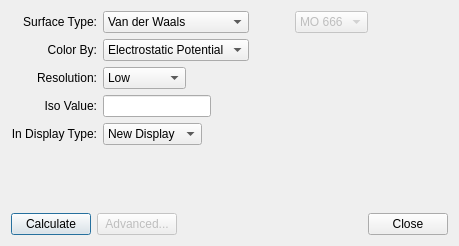
Above: libavogadro/src/extensions/surfacedialog.ui from cryos/avogadro before the change. Below: the same form after it.
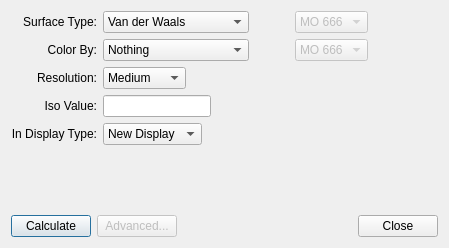
That is the form after the change.

Commit message:
The new, improved surface extension/dialog - simpler and more intuitive.
This is the first working version of the new, improved surface dialog.
Not everything is finished yet, and it is basically a rewrite of the
orbital extension/dialog. I think that most of the logic is in there
now, need to add a little more for color mapping cubes onto each other,
showing progress dialogs for mesh calculations and fixing a few
remaining crashers. It is much simpler and allows users to accomplish
calculations using a single form.

Diff of the .ui file:
```diff
--- a/libavogadro/src/extensions/surfacedialog.ui
+++ b/libavogadro/src/extensions/surfacedialog.ui
@@ -6,8 +6,8 @@
    <rect>
     <x>0</x>
     <y>0</y>
-    <width>459</width>
-    <height>246</height>
+    <width>449</width>
+    <height>248</height>
    </rect>
   </property>
   <property name="windowTitle">
@@ -115,6 +115,11 @@
       <layout class="QHBoxLayout" name="horizontalLayout_5">
        <item>
         <widget class="QComboBox" name="colorByCombo">
+         <item>
+          <property name="text">
+           <string>Nothing</string>
+          </property>
+         </item>
          <item>
           <property name="text">
            <string>Electrostatic Potential</string>
@@ -137,6 +142,41 @@
        </item>
       </layout>
      </item>
+     <item row="1" column="2">
+      <layout class="QHBoxLayout" name="horizontalLayout_8">
+       <item>
+        <widget class="QComboBox" name="moColorCombo">
+         <property name="enabled">
+          <bool>false</bool>
+         </property>
+         <property name="editable">
+          <bool>false</bool>
+         </property>
+         <property name="currentIndex">
+          <number>0</number>
+         </property>
+         <item>
+          <property name="text">
+           <string notr="true">MO 666</string>
+          </property>
+         </item>
+        </widget>
+       </item>
+       <item>
+        <spacer name="horizontalSpacer_8">
+         <property name="orientation">
+          <enum>Qt::Horizontal</enum>
+         </property>
+         <property name="sizeHint" stdset="0">
+          <size>
+           <width>40</width>
+           <height>20</height>
+          </size>
+         </property>
+        </spacer>
+       </item>
+      </layout>
+     </item>
      <item row="2" column="0">
       <widget class="QLabel" name="label_3">
        <property name="text">
@@ -155,7 +195,7 @@
        <item>
         <widget class="QComboBox" name="resolutionCombo">
          <property name="currentIndex">
-          <number>0</number>
+          <number>1</number>
          </property>
          <item>
           <property name="text">
```
The commit also changes 5 other files.
